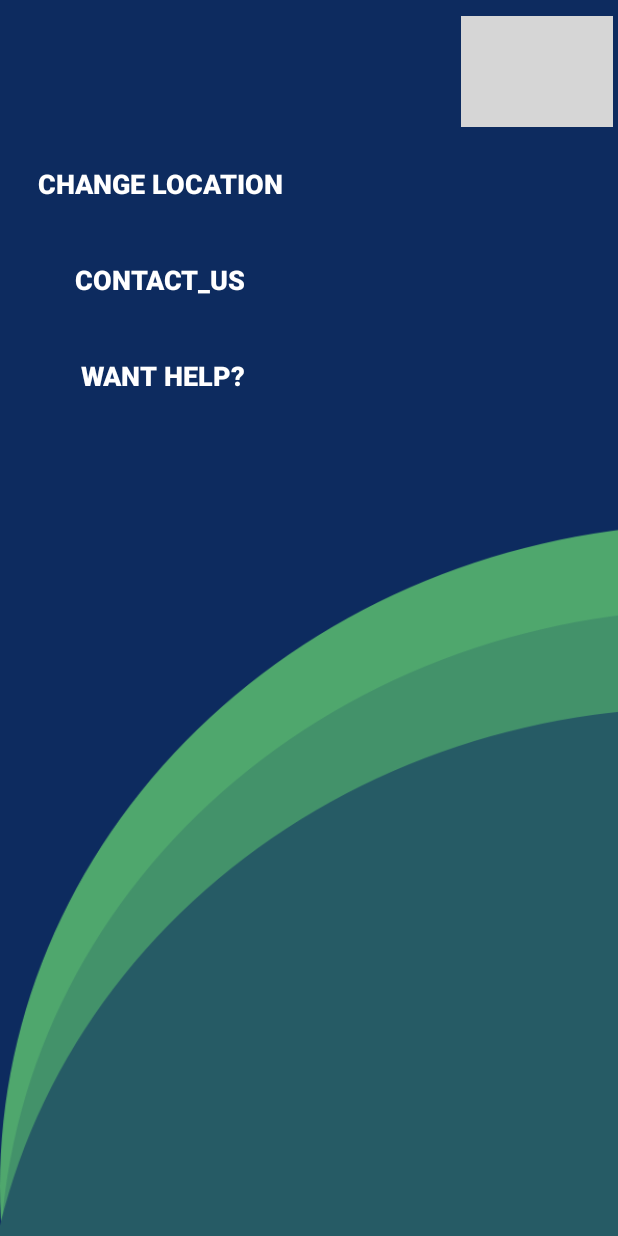
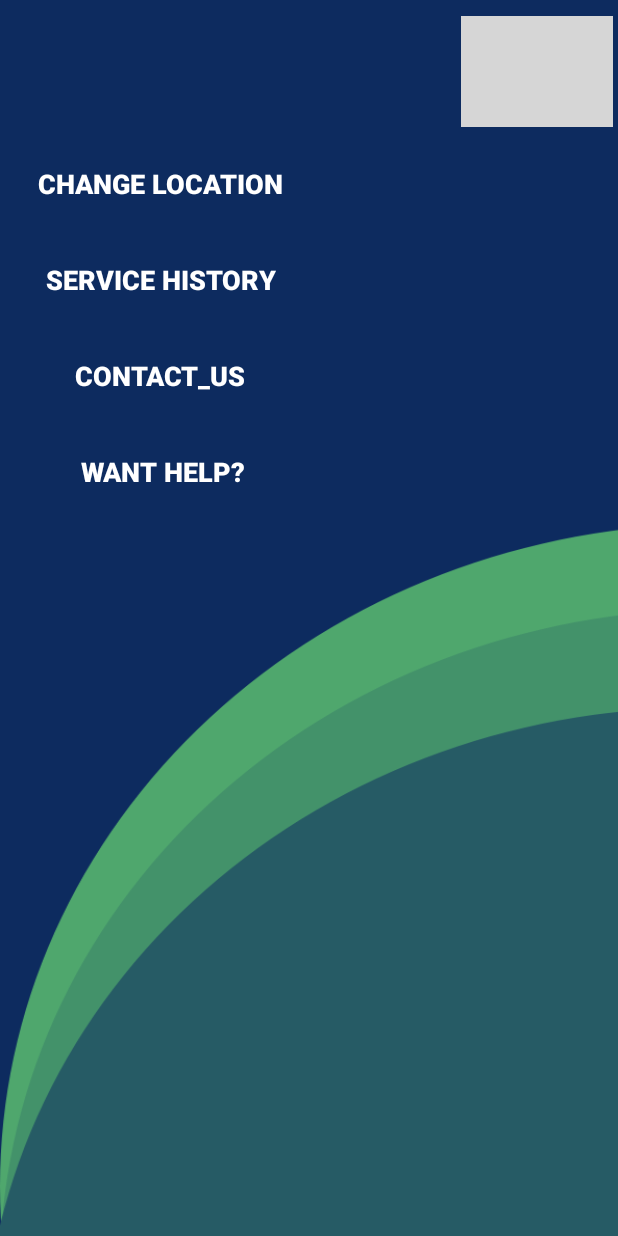
Before and after one commit to yash-61016/ServiceHub, an Android app: the menubtn screen opened directly, with no data from a screen before it, on a phone screen of 412 x 824 dp. Run offline under Robolectric (Android 15) with nearby library versions, the phone set to English and light mode, and no system bars; our stand-ins replace CircleImageView, Picasso; pictures from the network do not load; grey boxes are pictures that could not be loaded.

Commit message:
chat feature workingn 2

```diff
--- a/app/src/main/AndroidManifest.xml
+++ b/app/src/main/AndroidManifest.xml
@@ -21,7 +21,7 @@
         android:roundIcon="@mipmap/servicehublogo2"
         android:supportsRtl="true"
         android:theme="@style/AppTheme.NoActionBar">
-        <activity android:name=".ChangeLocationUser"></activity>
+        <activity android:name=".ChangeLocationUser" />
         <activity android:name=".ChangeLocationSP" />
         <activity android:name=".ServiceProvider_details" />
         <activity android:name=".ResetPassword" />
@@ -53,7 +53,6 @@
         <activity android:name=".ShowPendingRequest" />
         <activity android:name=".ShowActiveRequests" />
         <activity android:name=".Chat" />
-
         <activity android:name=".DirectionsSp" />
         <activity android:name=".ShowCompletedRequest" />
         <activity android:name=".RequestStatus" />
--- a/app/src/main/java/uk/ac/tees/w9336459/servicehub/Model/ShowRequestAdapter.java
+++ b/app/src/main/java/uk/ac/tees/w9336459/servicehub/Model/ShowRequestAdapter.java
@@ -29,7 +29,7 @@ public class ShowRequestAdapter extends RecyclerView.Adapter<ShowRequestAdapter.
     private List<Customers> musers;
     private String status;
 
-    public ShowRequestAdapter(Context mcontext, List<Customers> musers, String status){
+     public ShowRequestAdapter(Context mcontext, List<Customers> musers, String status){
         this.musers = musers;
         this.mcontext = mcontext;
         this.status = status;
--- a/app/src/main/java/uk/ac/tees/w9336459/servicehub/menubtn.java
+++ b/app/src/main/java/uk/ac/tees/w9336459/servicehub/menubtn.java
@@ -4,6 +4,7 @@ import androidx.appcompat.app.AppCompatActivity;
 
 import android.content.Intent;
 import android.os.Bundle;
+import android.view.View;
 import android.widget.Button;
 import android.widget.ImageView;
 
@@ -14,7 +15,7 @@ import de.hdodenhof.circleimageview.CircleImageView;
 public class menubtn extends AppCompatActivity {
 
     CircleImageView profilepic;
-    Button app_help , contact_us,changelocationUser;
+    Button app_help , contact_us,changelocationUser, hs;
 
     @Override
     protected void onCreate(Bundle savedInstanceState) {
@@ -24,6 +25,7 @@ public class menubtn extends AppCompatActivity {
         contact_us = findViewById(R.id.U_M_contactUs);
         profilepic = findViewById(R.id.profile_pic);
         changelocationUser= findViewById(R.id.changelocation);
+        hs = findViewById(R.id.U_M_ServiceHistory);
         String image = getIntent().getStringExtra("profilepic");
         Picasso.get().load(image).into(profilepic);
 
@@ -51,7 +53,17 @@ public class menubtn extends AppCompatActivity {
             startActivity(intent);
         });
 
+        hs.setOnClickListener((v)->{
+            U_M_ServiceHistory(v);
+        });
 
+
+    }
+
+    public void U_M_ServiceHistory(View v){
+        Intent intent = new Intent(menubtn.this,RequestStatus.class);
+        intent.putExtra("buttontext","Completed Requests");
+        startActivity(intent);
 
     }
     @Override
--- a/app/src/main/res/layout/activity_menubtn.xml
+++ b/app/src/main/res/layout/activity_menubtn.xml
@@ -51,6 +51,17 @@
             android:textStyle="bold" />
 
 
+        <Button
+            android:id="@+id/U_M_ServiceHistory"
+            android:layout_width="194dp"
+            android:layout_height="64dp"
+            android:layout_marginStart="10dp"
+            android:layout_marginTop="0dp"
+            android:background="#00000000"
+            android:text="Service History"
+            android:textColor="@color/white"
+            android:textSize="18sp"
+            android:textStyle="bold" />
 
         <Button
             android:id="@+id/U_M_contactUs"
--- a/app/src/main/res/layout/activity_u__main_screen.xml
+++ b/app/src/main/res/layout/activity_u__main_screen.xml
@@ -76,6 +76,7 @@
         android:id="@+id/U_Ms_search"
         android:layout_width="275dp"
         android:layout_height="49dp"
+        android:layout_marginStart="30dp"
         android:layout_marginEnd="65dp"
         android:layout_marginBottom="10dp"
         android:background="@drawable/search_layout"
@@ -113,6 +114,7 @@
         app:srcCompat="@mipmap/search_button" />
 
     <androidx.recyclerview.widget.RecyclerView
+        android:clickable="true"
         android:id="@+id/result_list"
         android:layout_width="429dp"
         android:layout_height="552dp"
```
Also changed, not shown: app/src/main/java/uk/ac/tees/w9336459/servicehub/RequestStatus.java (+5 -6 lines), app/src/main/java/uk/ac/tees/w9336459/servicehub/U_MainScreen.java (+35 -3 lines), app/src/main/java/uk/ac/tees/w9336459/servicehub/User_Login.java (+14 -0 lines), app/src/main/res/layout/list_layout.xml (+2 -14 lines).
